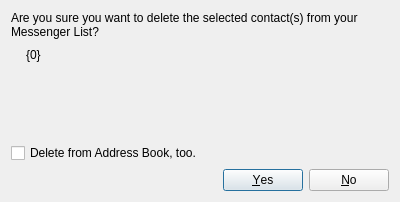
The window that ui/delete_buddy.ui (ov1d1u/cyuf) describes before a commit, drawn with Qt 5.
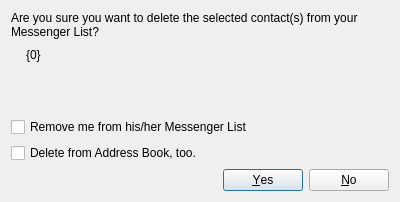
The same window after the commit. Icons and pictures are not drawn.

```diff
--- a/ui/delete_buddy.ui
+++ b/ui/delete_buddy.ui
@@ -68,6 +68,13 @@
      </property>
     </spacer>
    </item>
+   <item>
+    <widget class="QCheckBox" name="reverseDelete">
+     <property name="text">
+      <string>Remove me from his/her Messenger List</string>
+     </property>
+    </widget>
+   </item>
    <item>
     <widget class="QCheckBox" name="deleteAddressbook">
      <property name="text">
```
